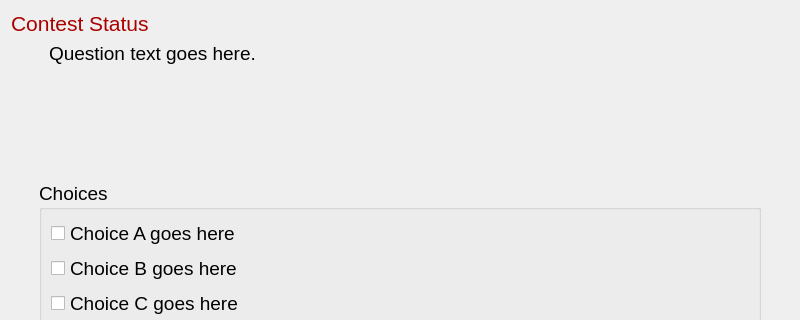
trigger-happy/Cerberus, file src/client/semifinals.ui: the form before one commit; both pictures show x 0 to 800 and y 0 to 320 of the 800 by 550 pixel window.
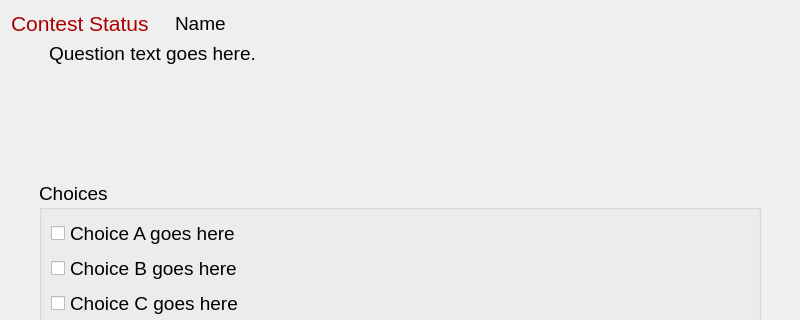
The form after the commit.

Commit message: Dialogs now display username.

Diff of the .ui file:
```diff
--- a/src/client/semifinals.ui
+++ b/src/client/semifinals.ui
@@ -13,8 +13,113 @@
   <property name="windowTitle">
    <string>Semi-Final Round</string>
   </property>
-  <layout class="QGridLayout" name="gridLayout">
-   <item row="1" column="0" colspan="2">
+  <layout class="QVBoxLayout" name="verticalLayout">
+   <item>
+    <layout class="QHBoxLayout" name="horizontalLayout">
+     <item>
+      <widget class="QLabel" name="status_lbl">
+       <property name="sizePolicy">
+        <sizepolicy hsizetype="Fixed" vsizetype="Preferred">
+         <horstretch>0</horstretch>
+         <verstretch>0</verstretch>
+        </sizepolicy>
+       </property>
+       <property name="palette">
+        <palette>
+         <active>
+          <colorrole role="WindowText">
+           <brush brushstyle="SolidPattern">
+            <color alpha="255">
+             <red>170</red>
+             <green>0</green>
+             <blue>0</blue>
+            </color>
+           </brush>
+          </colorrole>
+         </active>
+         <inactive>
+          <colorrole role="WindowText">
+           <brush brushstyle="SolidPattern">
+            <color alpha="255">
+             <red>170</red>
+             <green>0</green>
+             <blue>0</blue>
+            </color>
+           </brush>
+          </colorrole>
+         </inactive>
+         <disabled>
+          <colorrole role="WindowText">
+           <brush brushstyle="SolidPattern">
+            <color alpha="255">
+             <red>120</red>
+             <green>120</green>
+             <blue>120</blue>
+            </color>
+           </brush>
+          </colorrole>
+         </disabled>
+        </palette>
+       </property>
+       <property name="font">
+        <font>
+         <pointsize>16</pointsize>
+        </font>
+       </property>
+       <property name="text">
+        <string>Contest Status</string>
+       </property>
+      </widget>
+     </item>
+     <item>
+      <spacer name="horizontalSpacer">
+       <property name="orientation">
+        <enum>Qt::Horizontal</enum>
+       </property>
+       <property name="sizeType">
+        <enum>QSizePolicy::Fixed</enum>
+       </property>
+       <property name="sizeHint" stdset="0">
+        <size>
+         <width>20</width>
+         <height>10</height>
+        </size>
+       </property>
+      </spacer>
+     </item>
+     <item>
+      <widget class="QLabel" name="name_lbl">
+       <property name="font">
+        <font>
+         <pointsize>14</pointsize>
+        </font>
+       </property>
+       <property name="text">
+        <string>Name</string>
+       </property>
+      </widget>
+     </item>
+     <item>
+      <widget class="QLabel" name="time_lbl">
+       <property name="sizePolicy">
+        <sizepolicy hsizetype="Fixed" vsizetype="Preferred">
+         <horstretch>0</horstretch>
+         <verstretch>0</verstretch>
+        </sizepolicy>
+       </property>
+       <property name="font">
+        <font>
+         <pointsize>14</pointsize>
+        </font>
+       </property>
+       <property name="text">
+        <string/>
+       </property>
+      </widget>
+     </item>
+    </layout>
+   </item>
+   <item>
     <layout class="QHBoxLayout" name="horizontalLayout_7">
      <item>
       <spacer name="horizontalSpacer_7">
@@ -46,7 +151,23 @@
      </item>
     </layout>
    </item>
-   <item row="3" column="0" colspan="2">
+   <item>
+    <spacer name="verticalSpacer_3">
+     <property name="orientation">
+      <enum>Qt::Vertical</enum>
+     </property>
+     <property name="sizeType">
+      <enum>QSizePolicy::Fixed</enum>
+     </property>
+     <property name="sizeHint" stdset="0">
+      <size>
+       <width>379</width>
+       <height>110</height>
+      </size>
+     </property>
+    </spacer>
+   </item>
+   <item>
     <layout class="QHBoxLayout" name="horizontalLayout_8">
      <item>
       <spacer name="horizontalSpacer_8">
@@ -128,7 +249,20 @@
      </item>
     </layout>
    </item>
-   <item row="5" column="0" colspan="2">
+   <item>
+    <spacer name="verticalSpacer_2">
+     <property name="orientation">
+      <enum>Qt::Vertical</enum>
+     </property>
+     <property name="sizeHint" stdset="0">
+      <size>
+       <width>379</width>
+       <height>30</height>
+      </size>
+     </property>
+    </spacer>
+   </item>
+   <item>
     <layout class="QHBoxLayout" name="horizontalLayout_9">
      <item>
       <widget class="QPushButton" name="prev_btn">
@@ -156,102 +290,6 @@
      </item>
     </layout>
    </item>
-   <item row="0" column="1">
-    <widget class="QLabel" name="time_lbl">
-     <property name="sizePolicy">
-      <sizepolicy hsizetype="Fixed" vsizetype="Preferred">
-       <horstretch>0</horstretch>
-       <verstretch>0</verstretch>
-      </sizepolicy>
-     </property>
-     <property name="font">
-      <font>
-       <pointsize>14</pointsize>
-      </font>
-     </property>
-     <property name="text">
-      <string/>
-     </property>
-    </widget>
-   </item>
-   <item row="4" column="0" colspan="2">
-    <spacer name="verticalSpacer_2">
-     <property name="orientation">
-      <enum>Qt::Vertical</enum>
-     </property>
-     <property name="sizeHint" stdset="0">
-      <size>
-       <width>379</width>
-       <height>30</height>
-      </size>
-     </property>
-    </spacer>
-   </item>
-   <item row="0" column="0">
-    <widget class="QLabel" name="status_lbl">
-     <property name="palette">
-      <palette>
-       <active>
-        <colorrole role="WindowText">
-         <brush brushstyle="SolidPattern">
-          <color alpha="255">
-           <red>170</red>
-           <green>0</green>
-           <blue>0</blue>
-          </color>
-         </brush>
-        </colorrole>
-       </active>
-       <inactive>
-        <colorrole role="WindowText">
-         <brush brushstyle="SolidPattern">
-          <color alpha="255">
-           <red>170</red>
-           <green>0</green>
-           <blue>0</blue>
-          </color>
-         </brush>
-        </colorrole>
-       </inactive>
-       <disabled>
-        <colorrole role="WindowText">
-         <brush brushstyle="SolidPattern">
-          <color alpha="255">
-           <red>120</red>
-           <green>120</green>
-           <blue>120</blue>
-          </color>
-         </brush>
-        </colorrole>
-       </disabled>
-      </palette>
-     </property>
-     <property name="font">
-      <font>
-       <pointsize>16</pointsize>
-      </font>
-     </property>
-     <property name="text">
-      <string>Contest Status</string>
-     </property>
-    </widget>
-   </item>
-   <item row="2" column="0" colspan="2">
-    <spacer name="verticalSpacer_3">
-     <property name="orientation">
-      <enum>Qt::Vertical</enum>
-     </property>
-     <property name="sizeType">
-      <enum>QSizePolicy::Fixed</enum>
-     </property>
-     <property name="sizeHint" stdset="0">
-      <size>
-       <width>379</width>
-       <height>110</height>
-      </size>
-     </property>
-    </spacer>
-   </item>
   </layout>
   <zorder>time_lbl</zorder>
   <zorder>verticalSpacer_2</zorder>
```
Left out of the diff: 4 changed lines with no effect on the pictures. The commit also changes 5 other files.
